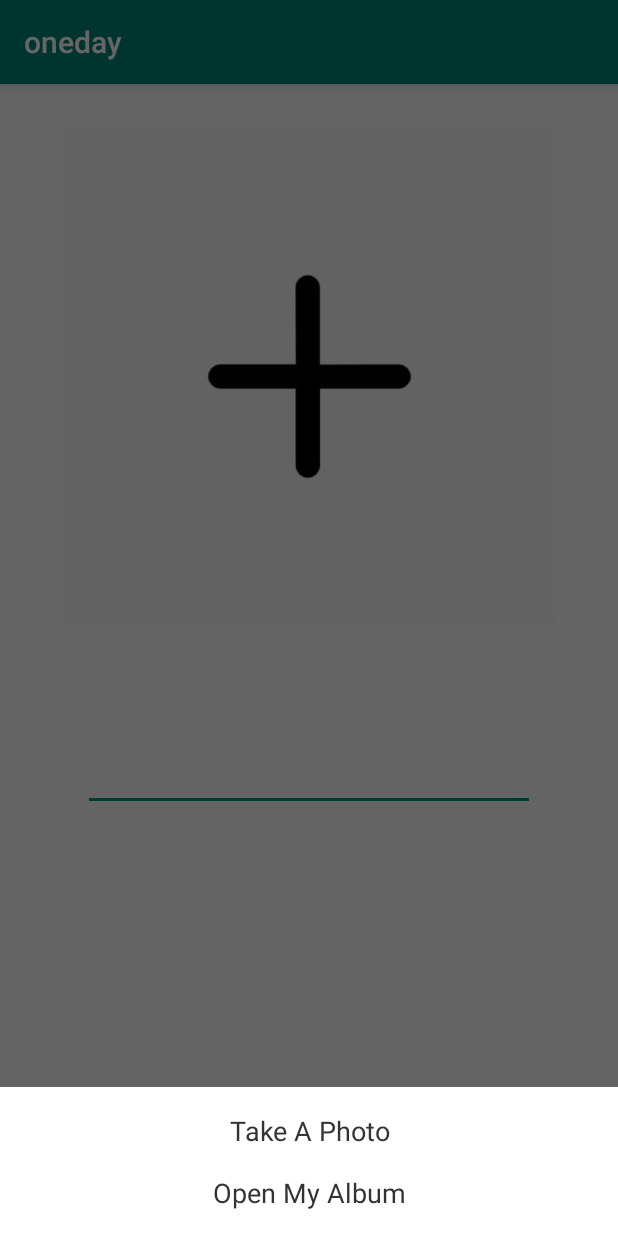
After one commit to Glasser97/oneday, an Android app: the fragment addDialogFragment placed in its activity, on a phone screen of 412 x 824 dp. The commit adds this screen. Run offline under Robolectric (Android 15) with nearby library versions, the phone set to English and light mode, and no system bars.

Commit message:
AddMomentActivity

```diff
--- /dev/null
+++ b/app/src/main/java/com/coderziyang/oneday/addDialogFragment.java
@@ -0,0 +1,76 @@
+package com.coderziyang.oneday;
+
+import android.content.Context;
+import android.graphics.Color;
+import android.graphics.drawable.ColorDrawable;
+import android.os.Bundle;
+import android.support.v4.app.DialogFragment;
+import android.view.Gravity;
+import android.view.LayoutInflater;
+import android.view.View;
+import android.view.ViewGroup;
+import android.view.Window;
+import android.view.WindowManager;
+import android.widget.EditText;
+import android.widget.TextView;
+import android.widget.Toast;
+
+public class addDialogFragment extends DialogFragment implements View.OnClickListener {
+
+    int option;
+    public OnDialogChosenListener mlistener;
+
+    @Override
+    public View onCreateView(LayoutInflater inflater, ViewGroup container, Bundle savedInstanceState){
+        super.onCreate(savedInstanceState);
+        getDialog().requestWindowFeature(Window.FEATURE_NO_TITLE);
+        View view = inflater.inflate(R.layout.add_dialog, container, false);
+
+        TextView takephoto = (TextView) view.findViewById(R.id.take_a_photo);
+        TextView openalbum = (TextView) view.findViewById(R.id.open_album);
+
+        takephoto.setOnClickListener(this);
+        openalbum.setOnClickListener(this);
+
+        return view;
+
+    }
+
+    @Override
+    public void onClick(View view){
+        switch (view.getId()){
+            case R.id.take_a_photo:
+                option = 1;
+                Toast.makeText(getActivity(), "take a photo.",
+                        Toast.LENGTH_LONG).show();
+                break;
+            case R.id.open_album:
+                option = 2;
+                Toast.makeText(getActivity(), "choose a image in your album",
+                        Toast.LENGTH_LONG).show();
+                break;
+        }
+    }
+
+    @Override
+    public void onStart() {
+        super.onStart();
+        Window window = getDialog().getWindow();
+        WindowManager.LayoutParams params = window.getAttributes();
+        params.gravity = Gravity.BOTTOM;
+        params.width = WindowManager.LayoutParams.MATCH_PARENT;
+        window.setAttributes(params);
+        window.setBackgroundDrawable(new ColorDrawable(Color.TRANSPARENT));
+    }
+
+    public interface OnDialogChosenListener {
+        void onDialogChosen(int option);
+    }
+
+    public void setOnDialogListener(OnDialogChosenListener dialogListener){
+        this.mlistener = dialogListener;
+    }
+
+
+
+}
--- /dev/null
+++ b/app/src/main/res/layout/activity_add_moment.xml
@@ -0,0 +1,41 @@
+<?xml version="1.0" encoding="utf-8"?>
+<android.support.constraint.ConstraintLayout xmlns:android="http://schemas.android.com/apk/res/android"
+    xmlns:app="http://schemas.android.com/apk/res-auto"
+    xmlns:tools="http://schemas.android.com/tools"
+    android:layout_width="match_parent"
+    android:layout_height="match_parent"
+    tools:context=".AddMomentActivity">
+
+    <EditText
+        android:id="@+id/editText"
+        android:layout_width="301dp"
+        android:layout_height="wrap_content"
+        android:layout_marginStart="55dp"
+        android:layout_marginTop="439dp"
+        android:layout_marginEnd="55dp"
+        android:layout_marginBottom="247dp"
+        android:ems="10"
+        app:layout_constraintBottom_toBottomOf="parent"
+        app:layout_constraintEnd_toEndOf="parent"
+        app:layout_constraintHorizontal_bias="0.0"
+        app:layout_constraintStart_toStartOf="parent"
+        app:layout_constraintTop_toTopOf="parent"
+        app:layout_constraintVertical_bias="0.0" />
+
+    <ImageView
+        android:id="@+id/image_view"
+        android:layout_width="379dp"
+        android:layout_height="327dp"
+        android:layout_marginStart="16dp"
+        android:layout_marginTop="8dp"
+        android:layout_marginEnd="16dp"
+        android:layout_marginBottom="58dp"
+        android:adjustViewBounds="true"
+        android:maxWidth="42dp"
+        android:maxHeight="42dp"
+        android:scaleType="fitCenter"
+        app:layout_constraintBottom_toTopOf="@+id/editText"
+        app:layout_constraintEnd_toEndOf="parent"
+        app:layout_constraintStart_toStartOf="parent"
+        app:layout_constraintTop_toTopOf="parent" />
+</android.support.constraint.ConstraintLayout>
--- /dev/null
+++ b/app/src/main/res/layout/add_dialog.xml
@@ -0,0 +1,28 @@
+<?xml version="1.0" encoding="utf-8"?>
+<LinearLayout xmlns:android="http://schemas.android.com/apk/res/android"
+android:layout_width="match_parent"
+android:background="@color/colorWhite"
+android:layout_height="match_parent"
+android:orientation="vertical">
+
+<TextView
+    android:id="@+id/take_a_photo"
+    android:layout_width="match_parent"
+    android:layout_height="wrap_content"
+    android:layout_marginTop="16.5dp"
+    android:gravity="center_horizontal"
+    android:text="@string/take_photo"
+    android:textColor="#333333"
+    android:textSize="18sp"/>
+<TextView
+    android:id="@+id/open_album"
+    android:layout_width="match_parent"
+    android:layout_height="wrap_content"
+    android:layout_marginTop="16.5dp"
+    android:layout_marginBottom="16.5dp"
+    android:gravity="center_horizontal"
+    android:text="@string/open_album"
+    android:textColor="#333333"
+    android:textSize="18sp"/>
+
+</LinearLayout>
--- a/app/src/main/res/values/colors.xml
+++ b/app/src/main/res/values/colors.xml
@@ -3,4 +3,5 @@
     <color name="colorPrimary">#008577</color>
     <color name="colorPrimaryDark">#00574B</color>
     <color name="colorAccent">#009688</color>
+    <color name="colorWhite">#ffffff</color>
 </resources>
--- a/app/src/main/res/values/strings.xml
+++ b/app/src/main/res/values/strings.xml
@@ -6,4 +6,7 @@
         <item>Landscape</item>
         <item>People</item>
     </string-array>
+
+    <string name="take_photo">Take A Photo</string>
+    <string name="open_album">Open My Album</string>
 </resources>
```
Also changed, not shown: app/src/main/AndroidManifest.xml (+18 -3 lines), app/src/main/java/com/coderziyang/oneday/AddMomentActivity.java (added, +126 -0 lines), app/src/main/java/com/coderziyang/oneday/MainActivity.java (+14 -14 lines), app/src/main/res/xml/file_path.xml (added, +7 -0 lines), app/build.gradle (line endings or trailing spaces), app/src/main/res/drawable/plus.png (added).
